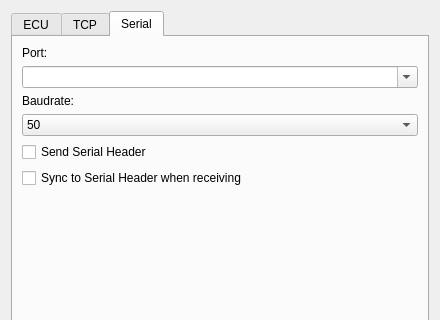
The window that src/ecudialog.ui (COVESA/dlt-viewer) describes before a commit, drawn with Qt 5; both pictures show x 0 to 440 and y 0 to 320 of the 440 by 458 pixel window.
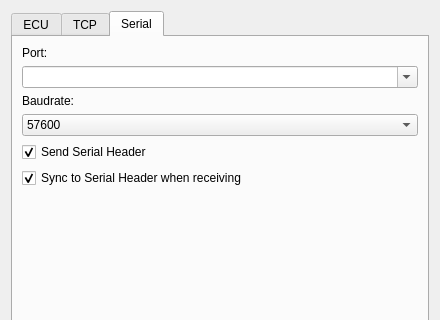
The same window after the commit. The open tabs and pages were chosen to show the change. Icons and pictures are not drawn.

Diff of the .ui file:
```diff
--- a/src/ecudialog.ui
+++ b/src/ecudialog.ui
@@ -258,6 +258,9 @@
        </item>
        <item row="3" column="0">
         <widget class="QComboBox" name="comboBoxBaudrate">
+         <property name="currentIndex">
+          <number>17</number>
+         </property>
          <item>
           <property name="text">
            <string>50</string>
@@ -435,6 +438,9 @@
          <property name="text">
           <string>Send Serial Header</string>
          </property>
+         <property name="checked">
+          <bool>true</bool>
+         </property>
         </widget>
        </item>
        <item row="5" column="0">
@@ -442,6 +448,9 @@
          <property name="text">
           <string>Sync to Serial Header when receiving</string>
          </property>
+         <property name="checked">
+          <bool>true</bool>
+         </property>
         </widget>
        </item>
       </layout>
```
Left out of the diff: 8 changed lines with no effect on the pictures.
